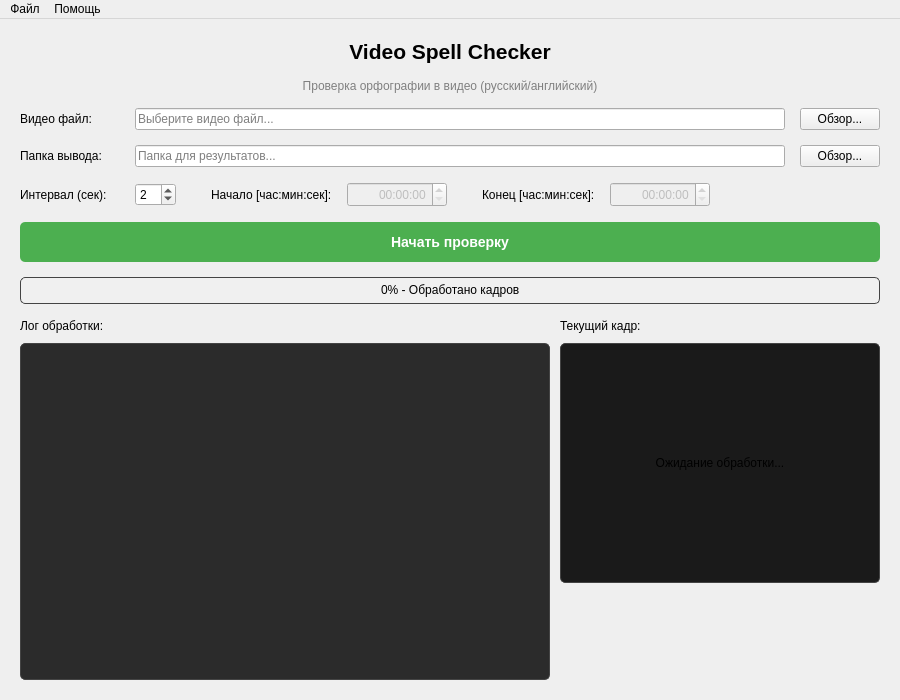
The window that ui/main_window.ui (vvlad1973/video-speller) describes before a commit, drawn with Qt 5.
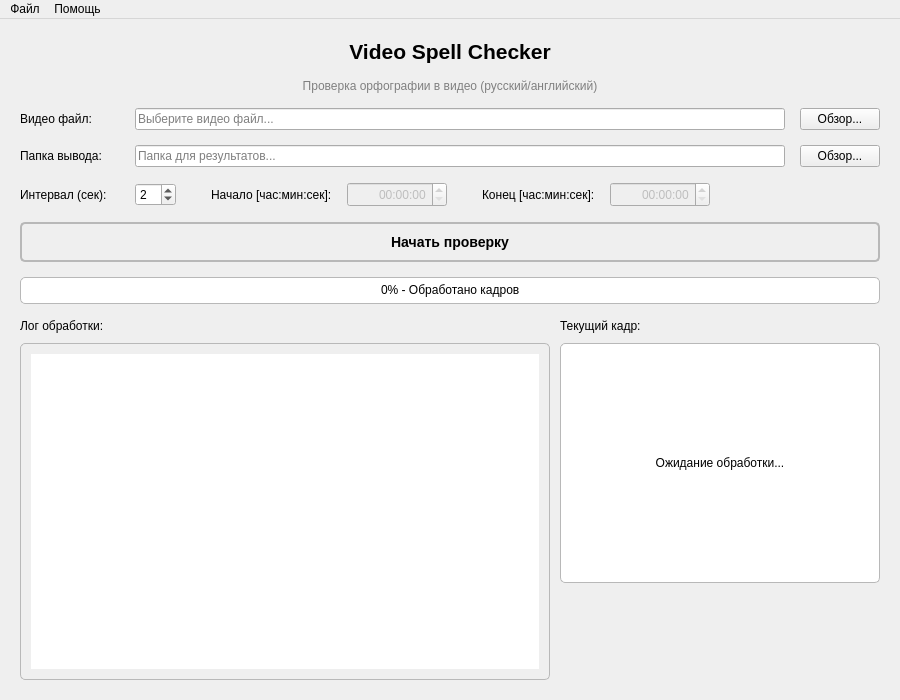
The same window after the commit.

Commit message: fix(theme): The system theme adaptation issue has been fixed

What changed in the file:
```diff
--- a/ui/main_window.ui
+++ b/ui/main_window.ui
@@ -314,17 +314,21 @@
       </property>
       <property name="styleSheet">
        <string notr="true">QPushButton {
-    background-color: #4CAF50;
-    color: white;
+    background-color: palette(button);
+    color: palette(button-text);
     font-size: 14px;
     font-weight: bold;
+    border: 2px solid palette(mid);
     border-radius: 5px;
+    padding: 8px;
 }
 QPushButton:hover {
     background-color: #45a049;
 }
 QPushButton:disabled {
-    background-color: #cccccc;
+    background-color: palette(window);
+    color: palette(mid);
+    border: 2px solid palette(mid);
 }</string>
       </property>
       <property name="text">
@@ -336,15 +340,15 @@
      <widget class="QProgressBar" name="progressBar">
       <property name="styleSheet">
        <string notr="true">QProgressBar {
-    border: 1px solid #444;
+    background-color: palette(base);
+    color: palette(text);
+    border: 1px solid palette(mid);
     border-radius: 5px;
     text-align: center;
-    background-color: #f0f0f0;
-    color: #000000;
     height: 25px;
 }
 QProgressBar::chunk {
-    background-color: #4CAF50;
+    background-color: palette(highlight);
     border-radius: 4px;
 }</string>
       </property>
@@ -389,9 +393,7 @@
           </property>
           <property name="styleSheet">
            <string notr="true">QTextEdit {
-    background-color: #2b2b2b;
-    color: #f0f0f0;
-    border: 1px solid #444;
+    border: 1px solid palette(mid);
     border-radius: 5px;
     padding: 10px;
 }</string>
@@ -428,8 +430,9 @@
           </property>
           <property name="styleSheet">
            <string notr="true">QLabel {
-    background-color: #1a1a1a;
-    border: 1px solid #444;
+    background-color: palette(base);
+    color: palette(text);
+    border: 1px solid palette(mid);
     border-radius: 5px;
 }</string>
           </property>
```
Left out of the diff: 6 changed lines with no effect on the pictures. The commit also changes 2 other files.
